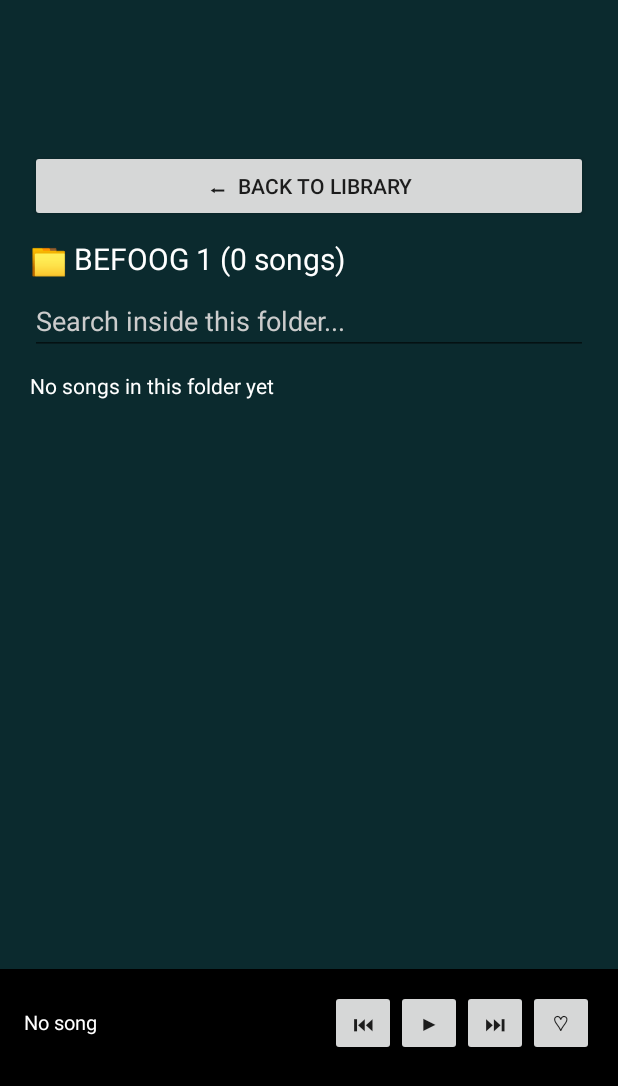
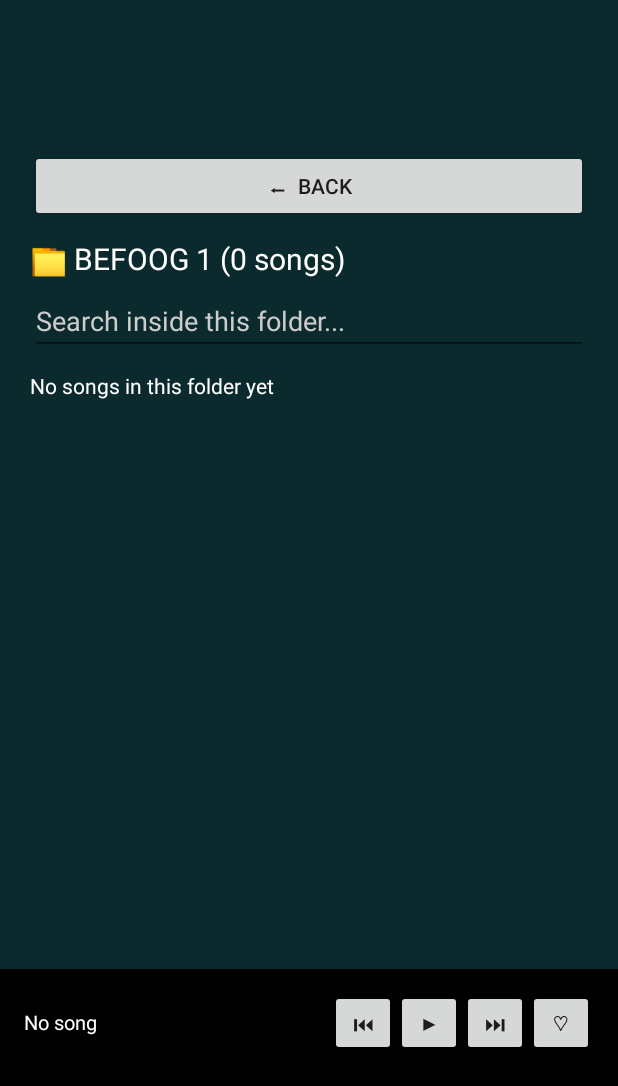
Before and after one commit to ITSKINGSBEFOOG/BEFOOG-TTPOD, an Android app: the screen it shows after launch (MainActivity), after a tap on "❤️", on a phone screen of 412 x 824 dp. Shown: the top 1086 px of the screen. Run offline under Robolectric (Android 15) with nearby library versions, the phone set to English and light mode, and no system bars.

Commit message:
Update MainActivity.kt

```diff
--- a/app/src/main/java/com/itskings/ttpodreborn/MainActivity.kt
+++ b/app/src/main/java/com/itskings/ttpodreborn/MainActivity.kt
@@ -60,6 +60,8 @@ class MainActivity : AppCompatActivity(), SensorEventListener {
     private var playlists = mutableMapOf<String, MutableList<Song>>()
     private var currentFolder = "ALL SONGS"
     private var showCount = 100
+    // FIX BACK: Remember where we come from
+    private var cameFromBefoog2 = false
     private lateinit var sensorManager: SensorManager
     private var lastShakeTime = 0L
     private var lastX = 0f
@@ -112,11 +114,16 @@ class MainActivity : AppCompatActivity(), SensorEventListener {
 
     private fun dp(v: Int): Int { return (v * resources.displayMetrics.density).toInt() }
 
+    // FIX BACK: Smart back - if you come from BEFOOG 2, go back to BEFOOG 2, not Home
+    private fun goBackFromList() {
+        if (cameFromBefoog2) showBefoog2() else showHome()
+    }
+
     override fun onBackPressed() {
         try {
             if (playerView.visibility == View.VISIBLE) { showList(); return }
             if (befoog2View.visibility == View.VISIBLE) { showHome(); return }
-            if (listView.visibility == View.VISIBLE) { showHome(); return }
+            if (listView.visibility == View.VISIBLE) { goBackFromList(); return }
         } catch (e: Exception) {}
         try { super.onBackPressed() } catch (e: Exception) { finish() }
     }
@@ -219,7 +226,7 @@ class MainActivity : AppCompatActivity(), SensorEventListener {
                 } catch (e: Exception) {}
                 savePlaylists()
                 refreshBefoog2()
-                if (currentFolder == name) { showHome() }
+                if (currentFolder == name) { showBefoog2() }
                 Toast.makeText(this, "Deleted $name", Toast.LENGTH_SHORT).show()
             }
             .setNegativeButton("Cancel", null).show()
@@ -266,19 +273,17 @@ class MainActivity : AppCompatActivity(), SensorEventListener {
         }
     }
 
-    // BEFOOG 2 - All playlists dey inside here only
     private fun refreshBefoog2() {
         try {
             if (!::befoog2Container.isInitialized) return
             befoog2Container.removeAllViews()
-            // BEFOOG 1 - Favorites, e dey inside BEFOOG 2 too so Home go free
             val b1 = playlists["BEFOOG 1"] ?: mutableListOf()
             val btn1 = Button(this).apply {
                 text = "❤️ BEFOOG 1  (${b1.size} songs)  ▶"
                 setBackgroundColor(Color.parseColor("#143A3E"))
                 setTextColor(Color.WHITE)
             }
-            btn1.setOnClickListener { openFolder("BEFOOG 1") }
+            btn1.setOnClickListener { cameFromBefoog2 = true; openFolder("BEFOOG 1") }
             befoog2Container.addView(btn1)
             val others = playlists.keys.filter { it != "BEFOOG 1" && it != "BEFOOG 2" }.sorted()
             if (others.isEmpty()) {
@@ -291,7 +296,7 @@ class MainActivity : AppCompatActivity(), SensorEventListener {
                     setBackgroundColor(Color.parseColor("#143A3E"))
                     setTextColor(Color.WHITE)
                 }
-                btn.setOnClickListener { openFolder(name) }
+                btn.setOnClickListener { cameFromBefoog2 = true; openFolder(name) }
                 btn.setOnLongClickListener { showPlaylistOptions(name); true }
                 befoog2Container.addView(btn)
             }
@@ -314,6 +319,18 @@ class MainActivity : AppCompatActivity(), SensorEventListener {
             minWidth = 0
             minimumWidth = 0
             layoutParams = LinearLayout.LayoutParams(dp(44), dp(44))
+        }
+    }
+
+    // FIX SHUFFLE: Make control button small with weight so all 5 fit
+    private fun controlBtn(text: String, size: Float): Button {
+        return Button(this).apply {
+            this.text = text
+            textSize = size
+            setPadding(0, 0, 0, 0)
+            minWidth = 0
+            minimumWidth = 0
+            layoutParams = LinearLayout.LayoutParams(0, ViewGroup.LayoutParams.WRAP_CONTENT, 1f)
         }
     }
 
@@ -347,10 +364,10 @@ class MainActivity : AppCompatActivity(), SensorEventListener {
         homeView.addView(TextView(this).apply { text = "Your music, your way - BEFOOG style"; textSize = 13f; setTextColor(Color.LTGRAY) })
 
         val grid1 = LinearLayout(this).apply { orientation = LinearLayout.HORIZONTAL; setPadding(0, 24, 0, 8) }
-        val itemSongs = makeHomeItem("💿", "My Songs", "0 Medias") { openFolder("ALL SONGS") }
+        val itemSongs = makeHomeItem("💿", "My Songs", "0 Medias") { cameFromBefoog2 = false; openFolder("ALL SONGS") }
         tvCountSongs = itemSongs.getChildAt(2) as TextView
         grid1.addView(itemSongs)
-        val itemFav = makeHomeItem("❤️", "My Favorites", "BEFOOG 1") { openFolder("BEFOOG 1") }
+        val itemFav = makeHomeItem("❤️", "My Favorites", "BEFOOG 1") { cameFromBefoog2 = true; openFolder("BEFOOG 1") }
         tvCountFav = itemFav.getChildAt(2) as TextView
         grid1.addView(itemFav)
         val itemFolders = makeHomeItem("📁", "Folders", "0 Folders") { showAllFolders() }
@@ -366,11 +383,11 @@ class MainActivity : AppCompatActivity(), SensorEventListener {
         grid2.addView(makeHomeItem("📂", "BEFOOG 2", "All Playlists") { showBefoog2() })
         homeView.addView(grid2)
 
-        // HOME FREE - No MY PLAYLISTS here again! All playlists don move to BEFOOG 2
         homeView.addView(TextView(this).apply { text = "🔥  QUICK PLAY"; textSize = 16f; setTextColor(Color.WHITE); setPadding(0, 32, 0, 8) })
         val quick = Button(this).apply { text = "▶  SHUFFLE PLAY ALL SONGS"; setBackgroundColor(Color.parseColor("#00C8A0")); setTextColor(Color.WHITE) }
         quick.setOnClickListener {
             if (allSongs.isNotEmpty()) {
+                cameFromBefoog2 = false
                 isShuffle = true; filteredSongs = allSongs.toMutableList()
                 currentIndex = Random.nextInt(filteredSongs.size)
                 playSong(filteredSongs[currentIndex]); showPlayer()
@@ -396,8 +413,9 @@ class MainActivity : AppCompatActivity(), SensorEventListener {
         refreshBefoog2()
 
         listView = LinearLayout(this).apply { orientation = LinearLayout.VERTICAL; visibility = View.GONE; setPadding(dp(20), dp(100), dp(20), dp(16)) }
-        val backHome = Button(this).apply { text = "⬅  BACK TO LIBRARY" }
-        backHome.setOnClickListener { showHome() }
+        // FIX BACK: Back button inside playlist go to BEFOOG 2, not Home
+        val backHome = Button(this).apply { text = "⬅  BACK" }
+        backHome.setOnClickListener { goBackFromList() }
         listView.addView(backHome)
         tvFolderTitle = TextView(this).apply { text = "📁 ALL SONGS"; textSize = 20f; setTextColor(Color.WHITE); setPadding(0, 16, 0, 8) }
         listView.addView(tvFolderTitle)
@@ -439,12 +457,13 @@ class MainActivity : AppCompatActivity(), SensorEventListener {
         timeRow.addView(tvTime); timeRow.addView(tvTimeLeft)
         playerView.addView(timeRow)
         seekBar = SeekBar(this); seekBar.setPadding(dp(4), 0, dp(4), 0); playerView.addView(seekBar)
+        // FIX SHUFFLE: Controls with weight 1 each - all 5 go fit, shuffle no go disappear
         val controls = LinearLayout(this).apply { orientation = LinearLayout.HORIZONTAL; gravity = Gravity.CENTER; setPadding(0, 20, 0, 12) }
-        btnRepeat = Button(this).apply { text = "↺"; textSize = 20f }
-        val btnPrev = Button(this).apply { text = "⏮"; textSize = 24f }
-        btnPlay = Button(this).apply { text = "▶"; textSize = 28f }
-        val btnNext = Button(this).apply { text = "⏭"; textSize = 24f }
-        btnShuffle = Button(this).apply { text = "🔀"; textSize = 20f }
+        btnRepeat = controlBtn("↺", 20f)
+        val btnPrev = controlBtn("⏮", 24f)
+        btnPlay = controlBtn("▶", 28f)
+        val btnNext = controlBtn("⏭", 24f)
+        btnShuffle = controlBtn("🔀", 20f)
         controls.addView(btnRepeat); controls.addView(btnPrev); controls.addView(btnPlay); controls.addView(btnNext); controls.addView(btnShuffle)
         playerView.addView(controls)
         btnSleep = Button(this).apply { text = "💤 Sleep Timer: OFF" }
@@ -568,7 +587,7 @@ class MainActivity : AppCompatActivity(), SensorEventListener {
         val display = mutableListOf("ALL SONGS")
         display.addAll(folders.map { "📁 $it" })
         AlertDialog.Builder(this).setTitle("Folders (${folders.size} Folders)").setItems(display.toTypedArray()) { _, w ->
-            when { w == 0 -> openFolder("ALL SONGS"); else -> openFolder("FOLDER:" + folders[w - 1]) }
+            when { w == 0 -> { cameFromBefoog2 = false; openFolder("ALL SONGS") }; else -> { cameFromBefoog2 = false; openFolder("FOLDER:" + folders[w - 1]) } }
         }.show()
     }
 
```
